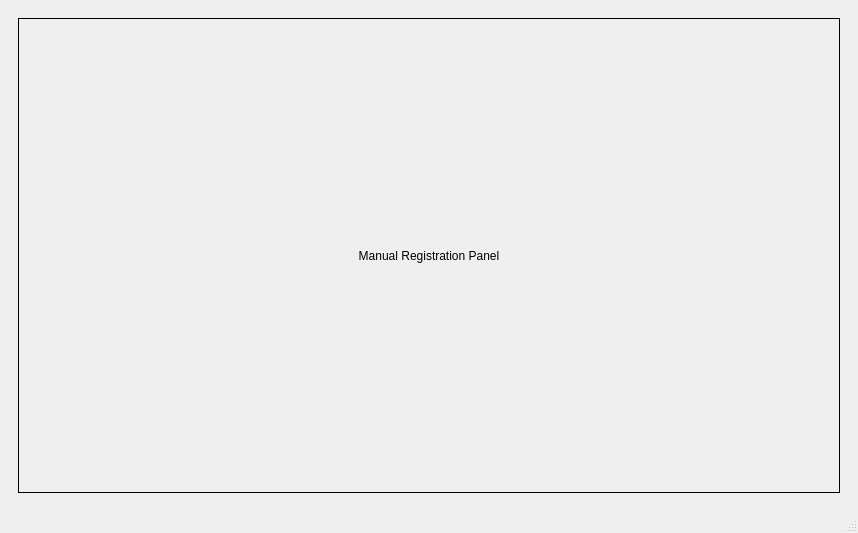
Above: mwarp1d/ui/main.ui from 0todd0000/mwarp1d before the change. Below: the same form after it.
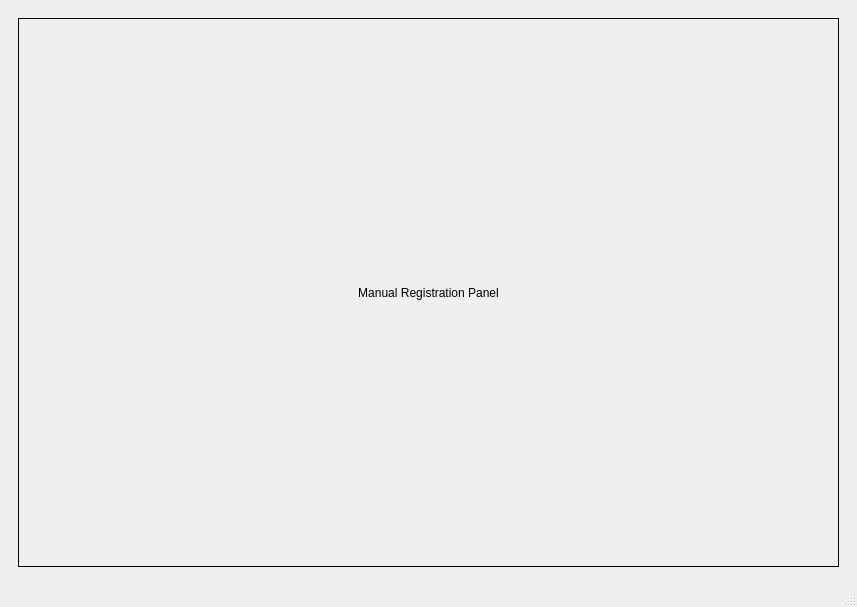
That is the form after the change.

Commit message: Add Clear button to main panel

```diff
--- a/mwarp1d/ui/main.ui
+++ b/mwarp1d/ui/main.ui
@@ -6,8 +6,8 @@
    <rect>
     <x>0</x>
     <y>0</y>
-    <width>858</width>
-    <height>533</height>
+    <width>857</width>
+    <height>607</height>
    </rect>
   </property>
   <property name="sizePolicy">
```
Left out of the diff: 2 changed lines with no effect on the pictures. The commit also changes 4 other files.
